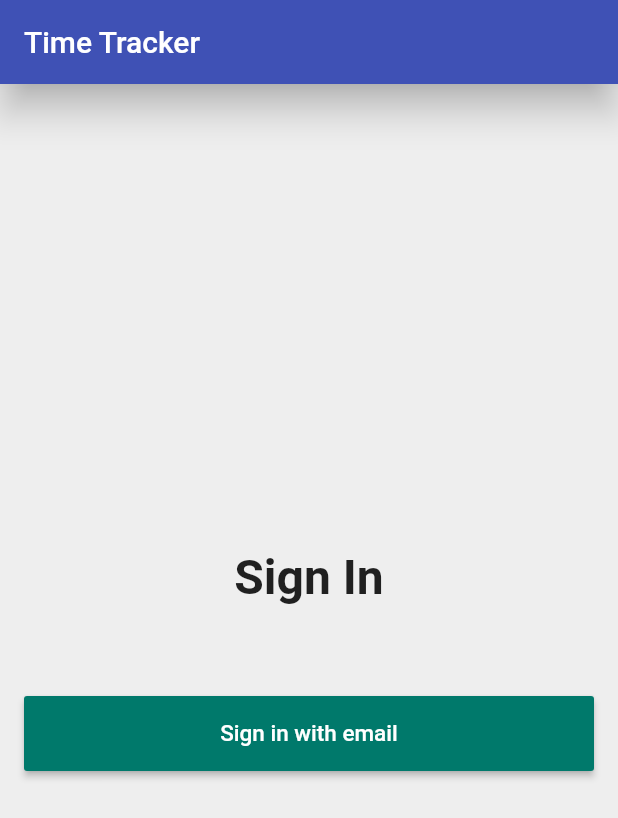
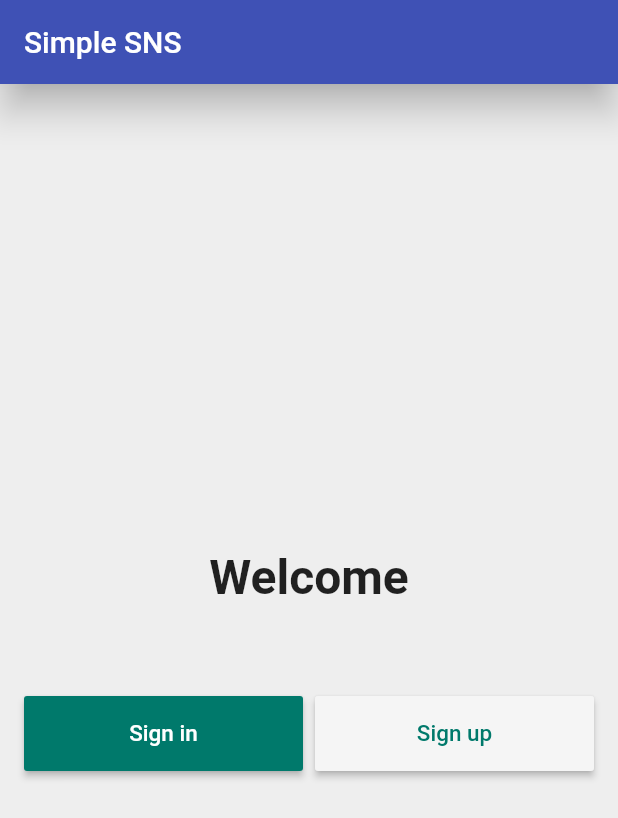
Before and after one commit to dev-tatsuya/SimpleSns, a Flutter app: the screen it shows after launch, on a phone screen of 412 x 824 dp. Shown: the top 818 px of the screen. Run offline on Flutter 3.47's test engine with Material 2 defaults, Android fonts, the phone set to English and light mode, and no system bars; our stand-ins replace cloud_firestore, firebase_auth; accounts and stored records are empty.

Commit message:
ログインレイアウト修正

```diff
--- a/lib/app/sign_in/sign_in_page.dart
+++ b/lib/app/sign_in/sign_in_page.dart
@@ -42,7 +42,7 @@ class SignInPage extends StatelessWidget {
   Widget build(BuildContext context) {
     return Scaffold(
       appBar: AppBar(
-        title: Text("Time Tracker"),
+        title: Text("Simple SNS"),
         elevation: 10.0,
       ),
       body: StreamBuilder(
@@ -68,11 +68,27 @@ class SignInPage extends StatelessWidget {
             child: _buildHeader(isLoading),
           ),
           SizedBox(height: 48),
-          SignInButton(
-            text: "Sign in with email",
-            textColor: Colors.white,
-            color: Colors.teal[700],
-            onPressed: () => isLoading ? null : _signInWithEmail(context),
+          Row(
+            mainAxisAlignment: MainAxisAlignment.spaceEvenly,
+            children: <Widget>[
+              Expanded(
+                child: SignInButton(
+                  text: "Sign in",
+                  textColor: Colors.white,
+                  color: Colors.teal[700],
+                  onPressed: () => isLoading ? null : _signInWithEmail(context),
+                ),
+              ),
+              SizedBox(width: 8),
+              Expanded(
+                child: SignInButton(
+                  text: "Sign up",
+                  textColor: Colors.teal[700],
+                  color: Colors.grey[100],
+                  onPressed: () => isLoading ? null : _signInWithEmail(context),
+                ),
+              ),
+            ],
           ),
         ],
       ),
@@ -86,7 +102,7 @@ class SignInPage extends StatelessWidget {
       );
     }
     return Text(
-      "Sign In",
+      "Welcome",
       textAlign: TextAlign.center,
       style: TextStyle(
         fontSize: 32,
```
